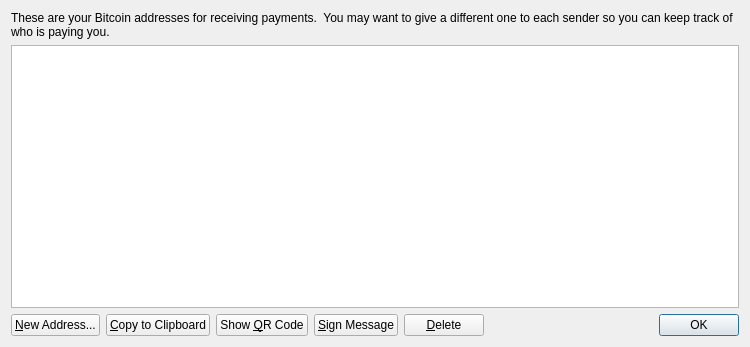
staycrypto/version, file src/qt/forms/addressbookpage.ui: the form before one commit.
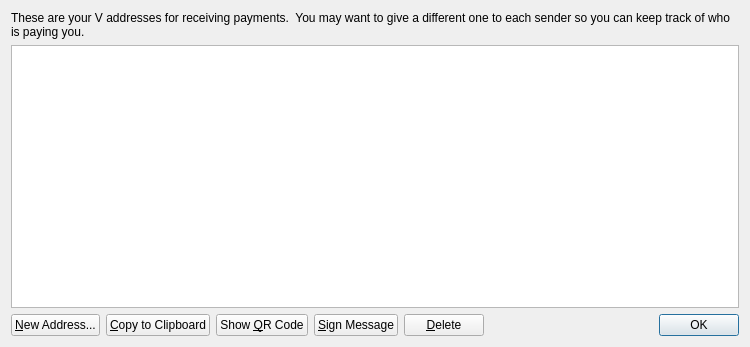
The form after the commit. Icons and pictures are not drawn.

Commit message: Add checkpoints, Qt stylesheet update, label update

What changed in the file:
```diff
--- a/src/qt/forms/addressbookpage.ui
+++ b/src/qt/forms/addressbookpage.ui
@@ -17,7 +17,7 @@
    <item>
     <widget class="QLabel" name="labelExplanation">
      <property name="text">
-      <string>These are your Bitcoin addresses for receiving payments.  You may want to give a different one to each sender so you can keep track of who is paying you.</string>
+      <string>These are your V addresses for receiving payments.  You may want to give a different one to each sender so you can keep track of who is paying you.</string>
      </property>
      <property name="textFormat">
       <enum>Qt::AutoText</enum>
```
The commit also changes 2 other files.
